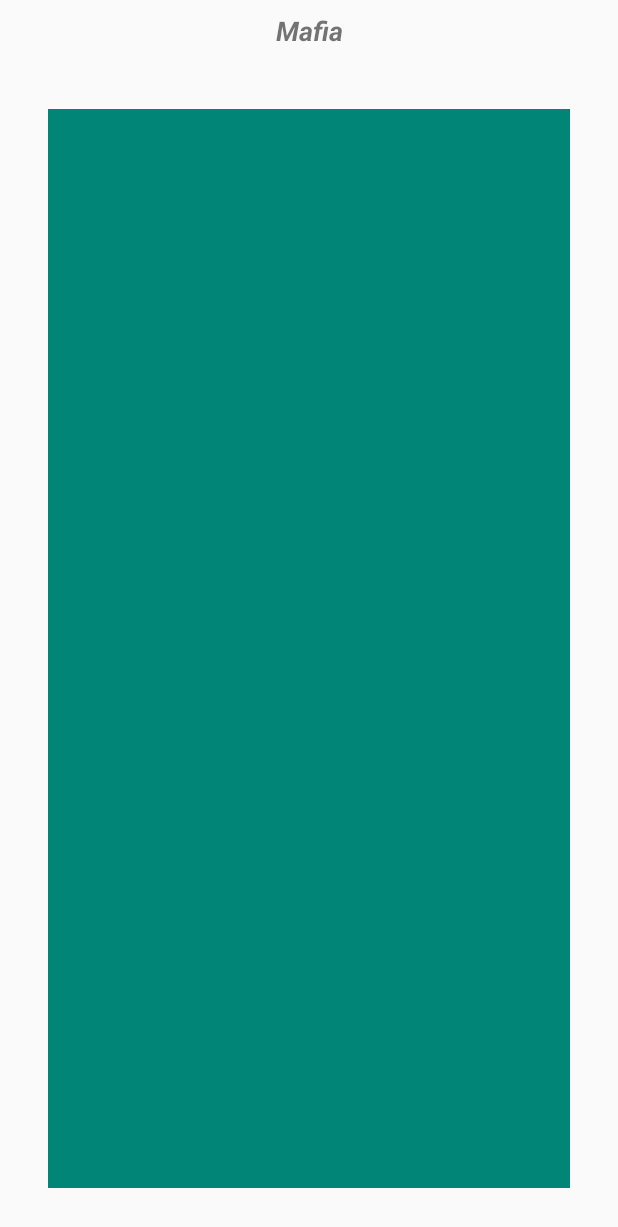
After one commit to arekmaz/mafia, an Android app: the ShowGameCharacter screen opened directly, with no data from a screen before it, on a phone screen of 412 x 824 dp. The commit adds this screen. Shown: the top 1227 px of the screen. Run offline under Robolectric (Android 15) with nearby library versions, the phone set to English and light mode, and no system bars.

Commit message:
add basic character card mechanics

```diff
--- a/app/src/main/AndroidManifest.xml
+++ b/app/src/main/AndroidManifest.xml
@@ -29,6 +29,7 @@
             android:name="com.arekmaz.mafia.activities.RoomSetupActivity"
             android:parentActivityName="com.arekmaz.mafia.activities.ModeChooserActivity"
             />
+        <activity android:name=".activities.ShowGameCharacter" />
     </application>
 
 </manifest>
--- a/app/src/main/java/com/arekmaz/mafia/activities/PlayerConfigActivity.java
+++ b/app/src/main/java/com/arekmaz/mafia/activities/PlayerConfigActivity.java
@@ -53,6 +53,11 @@ public class PlayerConfigActivity extends BaseActivity {
             return;
         }
         saveUserName();
+        launchShowGameCharacterActivity();
+    }
+
+    private void launchShowGameCharacterActivity() {
+        startActivity(ShowGameCharacter.class);
     }
 
     private void saveUserName() {
--- /dev/null
+++ b/app/src/main/java/com/arekmaz/mafia/activities/ShowGameCharacter.java
@@ -0,0 +1,74 @@
+package com.arekmaz.mafia.activities;
+
+import android.animation.Animator;
+import android.animation.AnimatorListenerAdapter;
+import android.os.Bundle;
+import android.view.View;
+import android.view.ViewPropertyAnimator;
+import android.widget.TextView;
+
+import androidx.annotation.Nullable;
+import androidx.constraintlayout.widget.ConstraintLayout;
+
+import com.arekmaz.mafia.BaseActivity;
+import com.arekmaz.mafia.R;
+
+public class ShowGameCharacter extends BaseActivity {
+
+    private ConstraintLayout mCharacterDisplayCl;
+
+    private boolean mIsViewRotating = false;
+
+    private String mCharacterDisplayText = "Mafia";
+
+    private CardSide mCardSide = CardSide.AVERS;
+
+    private enum CardSide {
+        AVERS,
+        REVERS
+    }
+
+    @Override
+    protected void onCreate(@Nullable Bundle savedInstanceState) {
+        super.onCreate(savedInstanceState);
+        setContentView(R.layout.activity_show_game_character);
+
+        bindViews();
+        setup();
+    }
+
+    private void setup() {
+
+        TextView characterTextView = mCharacterDisplayCl.findViewById(R.id.tv_character_text);
+
+        mCharacterDisplayCl.setOnClickListener(v -> {
+            if (!mIsViewRotating) {
+                mIsViewRotating = true;
+                float currentAngle = v.getRotationY();
+                float rotateTo = (currentAngle + 180) % 360;
+                if (mCardSide == CardSide.AVERS) {
+                    characterTextView.setText("Naciśnij aby odwrócić");
+                } else {
+                    characterTextView.setText("Postać: " + mCharacterDisplayText);
+                }
+                rotateYView(characterTextView, 360 - rotateTo, 500);
+                rotateYView(v, rotateTo, 1000)
+                        .setListener(new AnimatorListenerAdapter() {
+                            @Override
+                            public void onAnimationEnd(Animator animation) {
+                                mIsViewRotating = false;
+                                mCardSide = mCardSide == CardSide.AVERS ? CardSide.REVERS : CardSide.AVERS;
+                            }
+                        });
+            }
+        });
+    }
+
+    private ViewPropertyAnimator rotateYView(View v, float angle, int duration) {
+        return v.animate().rotationY(angle).setDuration(duration);
+    }
+
+    private void bindViews() {
+        mCharacterDisplayCl = findViewById(R.id.cl_character_card_view);
+    }
+}
--- /dev/null
+++ b/app/src/main/res/layout/activity_show_game_character.xml
@@ -0,0 +1,53 @@
+<?xml version="1.0" encoding="utf-8"?>
+<androidx.constraintlayout.widget.ConstraintLayout
+    xmlns:android="http://schemas.android.com/apk/res/android"
+    xmlns:app="http://schemas.android.com/apk/res-auto"
+    xmlns:tools="http://schemas.android.com/tools"
+    android:layout_width="match_parent"
+    android:layout_height="match_parent">
+
+    <include
+        android:id="@+id/include3"
+        layout="@layout/app_header"
+        android:layout_width="match_parent"
+        android:layout_height="wrap_content" />
+
+    <androidx.constraintlayout.widget.ConstraintLayout
+        android:layout_width="match_parent"
+        android:layout_height="0dp"
+        app:layout_constraintBottom_toBottomOf="parent"
+        app:layout_constraintEnd_toEndOf="parent"
+        app:layout_constraintStart_toStartOf="parent"
+        app:layout_constraintTop_toBottomOf="@+id/include3">
+
+        <androidx.constraintlayout.widget.ConstraintLayout
+            android:id="@+id/cl_character_card_view"
+            android:layout_width="match_parent"
+            android:layout_height="match_parent"
+            android:layout_marginStart="32dp"
+            android:layout_marginTop="32dp"
+            android:layout_marginEnd="32dp"
+            android:layout_marginBottom="32dp"
+            android:background="@color/colorPrimary"
+            app:layout_constraintBottom_toBottomOf="parent"
+            app:layout_constraintEnd_toEndOf="parent"
+            app:layout_constraintStart_toStartOf="parent"
+            app:layout_constraintTop_toTopOf="parent">
+
+            <TextView
+                android:id="@+id/tv_character_text"
+                android:layout_width="wrap_content"
+                android:layout_height="wrap_content"
+                android:text=""
+                android:textSize="30sp"
+                app:layout_constraintBottom_toBottomOf="parent"
+                app:layout_constraintEnd_toEndOf="parent"
+                app:layout_constraintStart_toStartOf="parent"
+                app:layout_constraintTop_toTopOf="parent" />
+
+        </androidx.constraintlayout.widget.ConstraintLayout>
+
+    </androidx.constraintlayout.widget.ConstraintLayout>
+
+
+</androidx.constraintlayout.widget.ConstraintLayout>
```
Also changed, not shown: app/src/main/java/com/arekmaz/mafia/BaseActivity.java (+15 -0 lines), app/src/main/java/com/arekmaz/mafia/activities/ModeChooserActivity.java (+0 -7 lines).
